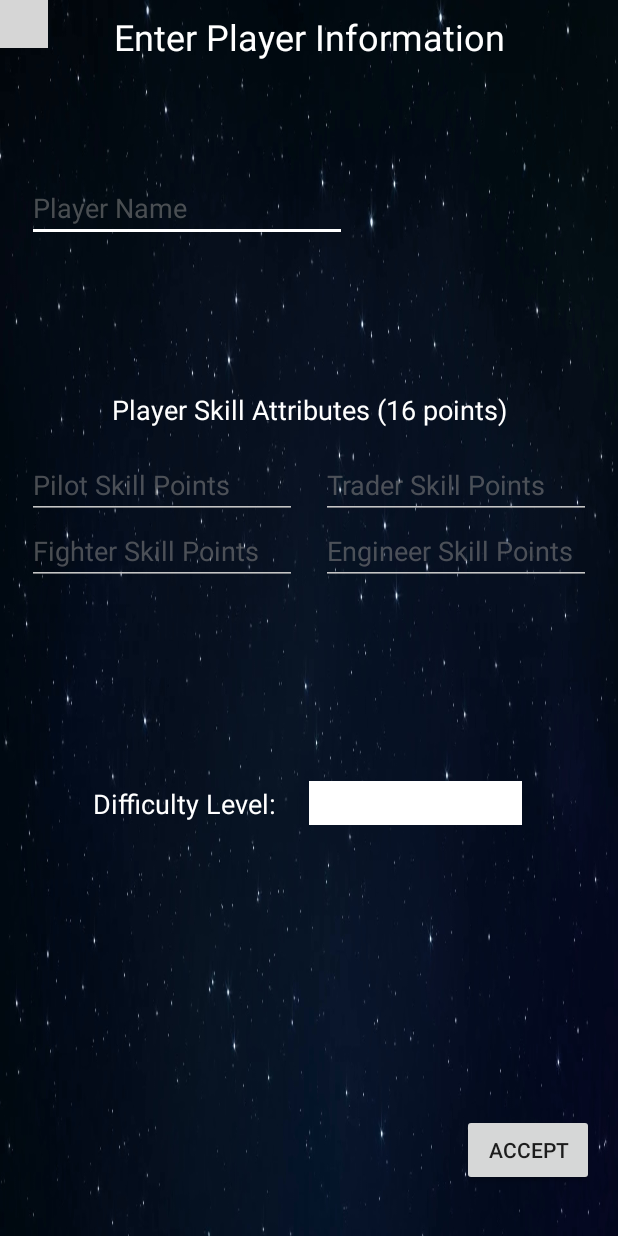
After one commit to brandoDecu/cs2340project, an Android app: the layout activity_main_retired.xml on its own in the app's theme, with its tools: preview values and no code run, on a phone screen of 412 x 824 dp. The commit adds this screen. Run offline under Robolectric (Android 15) with nearby library versions, the phone set to English and light mode, and no system bars; plain views replace Constraints; grey boxes are pictures that could not be loaded.

Commit message:
edited layout for player creation

```diff
--- a/SpaceTrader/app/build.gradle
+++ b/SpaceTrader/app/build.gradle
@@ -33,4 +33,5 @@ dependencies {
     implementation 'com.android.support:appcompat-v7:28.0.0-alpha3'
     implementation 'com.android.support:cardview-v7:28.0.0-alpha3'
     implementation 'com.android.support:recyclerview-v7:28.0.0-alpha3'
+    implementation 'com.android.support:design:28.0.0-alpha3'
 }
--- /dev/null
+++ b/SpaceTrader/app/src/main/res/layout/activity_main_retired.xml
@@ -0,0 +1,242 @@
+<?xml version="1.0" encoding="utf-8"?>
+<android.support.constraint.ConstraintLayout xmlns:android="http://schemas.android.com/apk/res/android"
+    xmlns:app="http://schemas.android.com/apk/res-auto"
+    xmlns:tools="http://schemas.android.com/tools"
+    android:layout_width="match_parent"
+    android:layout_height="match_parent"
+    tools:context=".views.ConfigureGameActivity">
+
+    <RelativeLayout
+        android:id="@+id/relativeLayout"
+        android:layout_width="0dp"
+        android:layout_height="match_parent"
+        android:background="@drawable/space"
+        android:orientation="vertical"
+        tools:ignore="MissingConstraints"
+        tools:layout_editor_absoluteX="0dp"
+        tools:layout_editor_absoluteY="257dp">
+
+    </RelativeLayout>
+
+    <android.support.constraint.Constraints
+        android:id="@+id/constraints"
+        android:layout_width="wrap_content"
+        android:layout_height="wrap_content"
+        tools:ignore="MissingConstraints" />
+
+    <TextView
+        android:id="@+id/textView"
+        android:layout_width="394dp"
+        android:layout_height="34dp"
+        android:layout_marginStart="8dp"
+        android:layout_marginTop="8dp"
+        android:layout_marginEnd="8dp"
+        android:layout_marginBottom="8dp"
+        android:text="@string/mainTitle"
+        android:textAlignment="center"
+        android:textColor="#FFFF"
+        android:textSize="24sp"
+        app:layout_constraintBottom_toBottomOf="parent"
+        app:layout_constraintEnd_toEndOf="parent"
+        app:layout_constraintStart_toStartOf="parent"
+        app:layout_constraintTop_toTopOf="parent"
+        app:layout_constraintVertical_bias="0.0" />
+
+    <EditText
+        android:id="@+id/nameField"
+        android:layout_width="wrap_content"
+        android:layout_height="wrap_content"
+        android:layout_alignParentStart="true"
+        android:layout_alignParentTop="true"
+        android:layout_alignParentBottom="true"
+        android:layout_marginTop="8dp"
+        android:layout_marginEnd="8dp"
+        android:layout_marginBottom="8dp"
+        android:ems="10"
+        android:hint="@string/player_name"
+        android:inputType="textPersonName"
+        android:textColor="#FFFF"
+        android:textColorHint="#8888"
+        app:layout_constraintBottom_toTopOf="@+id/ViewText3"
+        app:layout_constraintEnd_toEndOf="parent"
+        app:layout_constraintHorizontal_bias="0.0"
+        app:layout_constraintStart_toStartOf="@+id/editPilotSkill"
+        app:layout_constraintTop_toBottomOf="@+id/textView"
+        app:layout_constraintVertical_bias="0.42000002" />
+
+    <TextView
+        android:id="@+id/ViewText3"
+        android:layout_width="395dp"
+        android:layout_height="41dp"
+        android:layout_alignParentStart="true"
+        android:layout_alignParentTop="true"
+        android:layout_alignParentEnd="true"
+        android:layout_alignParentBottom="true"
+        android:layout_marginTop="8dp"
+        android:layout_marginBottom="8dp"
+        android:ems="10"
+        android:text="@string/max_pts"
+        android:textAlignment="center"
+        android:textColor="#FFFF"
+        android:textSize="18sp"
+        app:layout_constraintBottom_toBottomOf="parent"
+        app:layout_constraintEnd_toEndOf="parent"
+        app:layout_constraintStart_toStartOf="parent"
+        app:layout_constraintTop_toTopOf="parent"
+        app:layout_constraintVertical_bias="0.32999998" />
+
+    <EditText
+        android:id="@+id/editPilotSkill"
+        android:layout_width="180dp"
+        android:layout_height="44dp"
+        android:layout_alignParentStart="true"
+        android:layout_alignParentTop="true"
+        android:layout_alignParentEnd="true"
+        android:layout_alignParentBottom="true"
+        android:layout_marginStart="8dp"
+        android:layout_marginEnd="8dp"
+        android:layout_marginBottom="8dp"
+        android:ems="10"
+        android:hint="@string/pilotHint"
+        android:inputType="textPersonName"
+        android:textColor="#FFFF"
+        android:textColorHint="#8888"
+        app:layout_constraintBottom_toBottomOf="parent"
+        app:layout_constraintEnd_toStartOf="@+id/guideline"
+        app:layout_constraintHorizontal_bias="1.0"
+        app:layout_constraintStart_toStartOf="parent"
+        app:layout_constraintTop_toBottomOf="@+id/ViewText3"
+        app:layout_constraintVertical_bias="0.0" />
+
+    <EditText
+        android:id="@+id/editFighterSkill"
+        android:layout_width="180dp"
+        android:layout_height="44dp"
+        android:layout_alignParentStart="true"
+        android:layout_alignParentTop="true"
+        android:layout_alignParentEnd="true"
+        android:layout_alignParentBottom="true"
+        android:layout_marginBottom="8dp"
+        android:ems="10"
+        android:hint="@string/fighterHint"
+        android:inputType="textPersonName"
+        android:textColor="#FFFF"
+        android:textColorHint="#8888"
+        app:layout_constraintBottom_toBottomOf="parent"
+        app:layout_constraintEnd_toEndOf="@+id/editPilotSkill"
+        app:layout_constraintStart_toStartOf="@+id/editPilotSkill"
+        app:layout_constraintTop_toBottomOf="@+id/editPilotSkill"
+        app:layout_constraintVertical_bias="0.0" />
+
+    <EditText
+        android:id="@+id/editTraderSkill"
+        android:layout_width="180dp"
+        android:layout_height="44dp"
+        android:layout_alignParentStart="true"
+        android:layout_alignParentTop="true"
+        android:layout_alignParentEnd="true"
+        android:layout_alignParentBottom="true"
+        android:layout_marginStart="8dp"
+        android:layout_marginTop="8dp"
+        android:layout_marginBottom="8dp"
+        android:ems="10"
+        android:hint="@string/traderHint"
+        android:inputType="textPersonName"
+        android:textColor="#FFFF"
+        android:textColorHint="#8888"
+        app:layout_constraintBottom_toBottomOf="@+id/editPilotSkill"
+        app:layout_constraintEnd_toEndOf="parent"
+        app:layout_constraintHorizontal_bias="0.0"
+        app:layout_constraintStart_toStartOf="@+id/guideline"
+        app:layout_constraintTop_toTopOf="@+id/editPilotSkill" />
+
+    <EditText
+        android:id="@+id/editEngineerSkill"
+        android:layout_width="180dp"
+        android:layout_height="44dp"
+        android:layout_alignParentStart="true"
+        android:layout_alignParentTop="true"
+        android:layout_alignParentEnd="true"
+        android:layout_alignParentBottom="true"
+        android:layout_marginStart="8dp"
+        android:layout_marginBottom="8dp"
+        android:ems="10"
+        android:hint="@string/engineerHint"
+        android:inputType="textPersonName"
+        android:textColor="#FFFF"
+        android:textColorHint="#8888"
+        app:layout_constraintBottom_toBottomOf="parent"
+        app:layout_constraintEnd_toEndOf="@+id/editTraderSkill"
+        app:layout_constraintHorizontal_bias="1.0"
+        app:layout_constraintStart_toStartOf="@+id/editTraderSkill"
+        app:layout_constraintTop_toBottomOf="@+id/editTraderSkill"
+        app:layout_constraintVertical_bias="0.0" />
+
+    <Spinner
+        android:id="@+id/difficultySpinner"
+        android:layout_width="142dp"
+        android:layout_height="29dp"
+        android:layout_marginTop="8dp"
+        android:layout_marginBottom="8dp"
+        android:background="#FFFF"
+        android:clickable="true"
+        android:focusable="true"
+        android:popupBackground="@drawable/space"
+        android:spinnerMode="dropdown"
+        android:textAlignment="center"
+        android:visibility="visible"
+        app:layout_constraintBottom_toBottomOf="parent"
+        app:layout_constraintEnd_toEndOf="parent"
+        app:layout_constraintHorizontal_bias="0.0"
+        app:layout_constraintStart_toStartOf="@+id/guideline"
+        app:layout_constraintTop_toBottomOf="@+id/editEngineerSkill"
+        app:layout_constraintVertical_bias="0.316" />
+
+    <TextView
+        android:id="@+id/textView3"
+        android:layout_width="175dp"
+        android:layout_height="33dp"
+        android:layout_alignParentStart="true"
+        android:layout_alignParentTop="true"
+        android:layout_alignParentEnd="true"
+        android:layout_alignParentBottom="true"
+        android:layout_marginStart="8dp"
+        android:layout_marginTop="8dp"
+        android:layout_marginEnd="16dp"
+        android:layout_marginBottom="8dp"
+        android:text="@string/diff_level"
+        android:textAlignment="textEnd"
+        android:textColor="#FFFF"
+        android:textSize="18sp"
+        app:layout_constraintBottom_toBottomOf="@+id/difficultySpinner"
+        app:layout_constraintEnd_toStartOf="@+id/guideline"
+        app:layout_constraintHorizontal_bias="0.0"
+        app:layout_constraintStart_toStartOf="parent"
+        app:layout_constraintTop_toTopOf="@+id/difficultySpinner"
+        app:layout_constraintVertical_bias="0.26999998" />
+
+    <Button
+        android:id="@+id/confirmPlayerButton"
+        android:layout_width="wrap_content"
+        android:layout_height="wrap_content"
+        android:layout_marginStart="8dp"
+        android:layout_marginTop="8dp"
+        android:layout_marginEnd="8dp"
+        android:layout_marginBottom="8dp"
+        android:onClick="onAddPressed"
+        android:text="@string/accept"
+        app:layout_constraintBottom_toBottomOf="parent"
+        app:layout_constraintEnd_toEndOf="parent"
+        app:layout_constraintHorizontal_bias="0.973"
+        app:layout_constraintStart_toStartOf="parent"
+        app:layout_constraintTop_toBottomOf="@+id/difficultySpinner"
+        app:layout_constraintVertical_bias="0.88" />
+
+    <android.support.constraint.Guideline
+        android:id="@+id/guideline"
+        android:layout_width="wrap_content"
+        android:layout_height="wrap_content"
+        android:orientation="vertical"
+        app:layout_constraintGuide_percent="0.5" />
+
+</android.support.constraint.ConstraintLayout>
--- a/SpaceTrader/app/src/main/res/values/colors.xml
+++ b/SpaceTrader/app/src/main/res/values/colors.xml
@@ -4,4 +4,5 @@
     <color name="colorPrimaryDark">#000000</color>
     <color name="colorAccent">#D81B60</color>
     <color name="my_spinner_text_color">#FFFFFF</color>
+    <color name="accent">#FFFFFF</color>
 </resources>
--- a/SpaceTrader/app/src/main/res/values/strings.xml
+++ b/SpaceTrader/app/src/main/res/values/strings.xml
@@ -75,4 +75,5 @@
     <string name="busted_by_the_police">Busted by the Police!</string>
 
 
+
 </resources>
--- a/SpaceTrader/app/src/main/res/values/styles.xml
+++ b/SpaceTrader/app/src/main/res/values/styles.xml
@@ -7,6 +7,9 @@
         <item name="colorPrimaryDark">@color/colorPrimaryDark</item>
         <item name="colorAccent">@color/colorAccent</item>
         <item name="android:spinnerDropDownItemStyle">@style/mySpinnerItemStyle</item>
+        <item name="colorControlNormal">#c5c5c5</item>
+        <item name="colorControlActivated">@color/accent</item>
+        <item name="colorControlHighlight">@color/accent</item>
     </style>
 
 
```
Also changed, not shown: SpaceTrader/app/src/main/res/layout/activity_login.xml (+13 -1 lines), SpaceTrader/app/src/main/res/layout/activity_main.xml (+183 -199 lines), SpaceTrader/app/src/main/res/drawable/left.jpg (added), SpaceTrader/app/src/main/res/drawable/logo_white.png (added), SpaceTrader/app/src/main/res/drawable/right.jpg (added), 1 other file.
